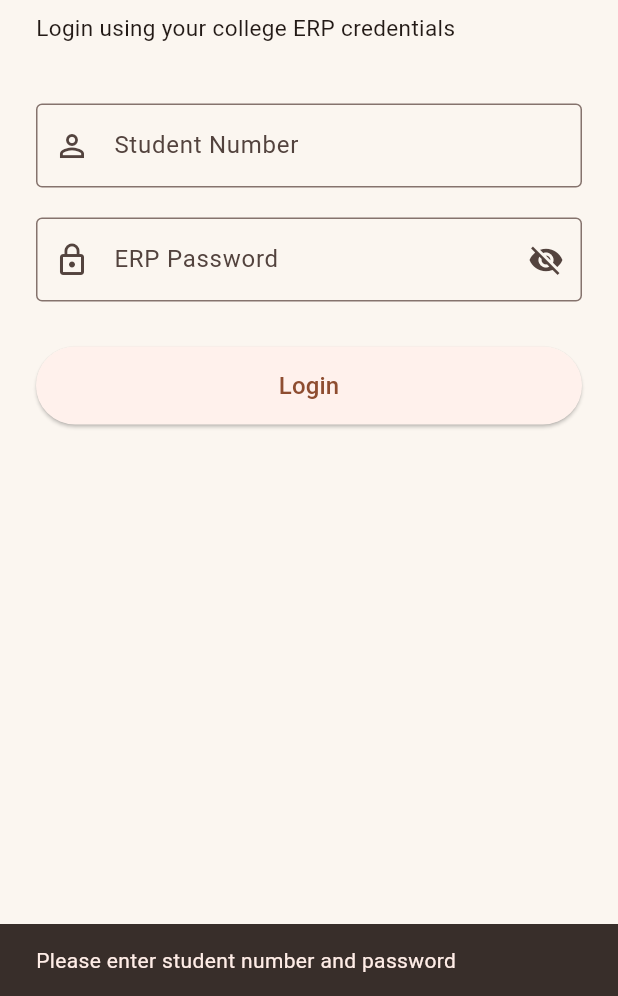
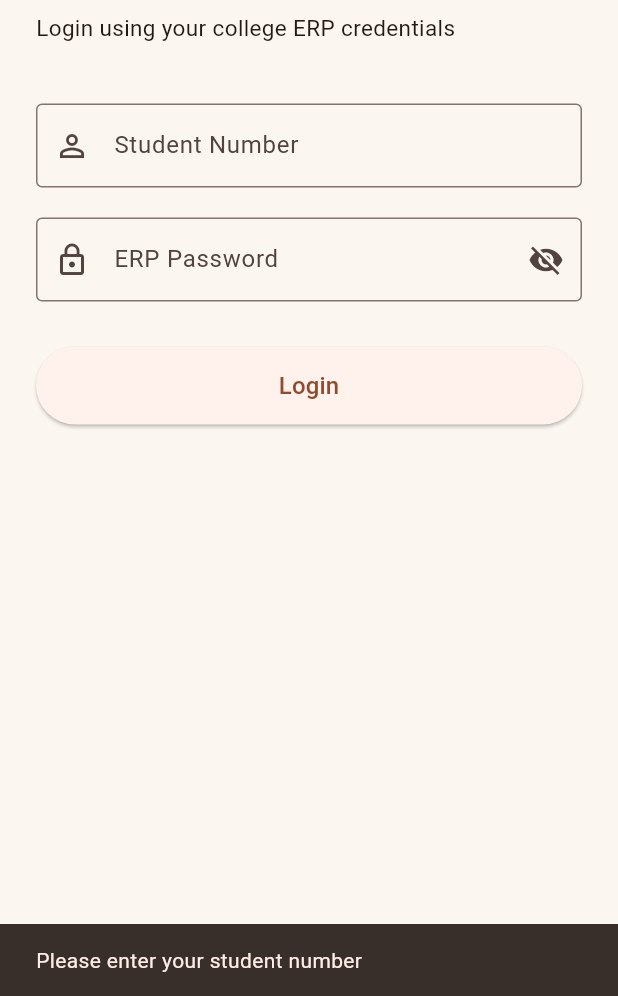
Before and after one commit to mayanktri999/attenz, a Flutter app: the screen it shows after launch, after a tap on "Login", on a phone screen of 412 x 824 dp, the part 240-1236 px from its top. Run offline on Flutter 3.47's test engine with Material 3 defaults, Android fonts, the phone set to English and light mode, and no system bars; our stand-ins replace dio, flutter_riverpod, go_router.

Commit message:
Refactor authentication flow: update API endpoints, modify login method to accept parameters directly, and enhance error handling in LoginScreen

```diff
--- a/lib/core/network/api_endpoints.dart
+++ b/lib/core/network/api_endpoints.dart
@@ -1,7 +1,7 @@
 class ApiEndpoints {
   ApiEndpoints._();
 
-  static const String baseUrl = 'http://10.0.2.2:8080/api/v1';
+  static const String baseUrl = 'https://erp-backend-1-gpyb.onrender.com/api';
 
   // Auth
   static const String login = '/auth/login';
--- a/lib/features/auth/presentation/screens/login_screen.dart
+++ b/lib/features/auth/presentation/screens/login_screen.dart
@@ -1,6 +1,8 @@
 import 'package:flutter/material.dart';
 import 'package:flutter_riverpod/flutter_riverpod.dart';
 import 'package:go_router/go_router.dart';
+import 'package:dio/dio.dart';
+import '/features/auth/data/providers/auth_provider.dart';
 
 class LoginScreen extends ConsumerStatefulWidget {
   const LoginScreen({super.key});
@@ -14,6 +16,7 @@ class _LoginScreenState extends ConsumerState<LoginScreen> {
   final _passwordController = TextEditingController();
 
   bool _obscurePassword = true;
+  bool _isLoading = false;
 
   @override
   void dispose() {
@@ -22,22 +25,93 @@ class _LoginScreenState extends ConsumerState<LoginScreen> {
     super.dispose();
   }
 
-  void _login() {
+  Future<void> _login() async {
     final studentNumber = _studentNumberController.text.trim();
     final password = _passwordController.text;
 
-    if (studentNumber.isEmpty || password.isEmpty) {
+    if (studentNumber.isEmpty) {
       ScaffoldMessenger.of(context).showSnackBar(
         const SnackBar(
-          content: Text('Please enter student number and password'),
+          content: Text('Please enter your student number'),
         ),
       );
       return;
     }
 
-    // Temporary navigation.
-    // We will replace this with the real API call next.
+    if (password.isEmpty) {
+      ScaffoldMessenger.of(context).showSnackBar(
+        const SnackBar(
+          content: Text('Please enter your ERP password'),
+        ),
+      );
+      return;
+    }
+
+    setState(() {
+      _isLoading = true;
+    });
+
+    try {
+      final authApi = ref.read(authApiProvider);
+
+      final result = await authApi.login(
+        studentNumber: studentNumber,
+        password: password,
+      );
+
+      debugPrint('LOGIN RESPONSE: $result');
+
+      if (!mounted) return;
+
+      ScaffoldMessenger.of(context).showSnackBar(
+        const SnackBar(
+          content: Text('Login successful'),
+        ),
+      );
+
       context.go('/home');
+    } on DioException catch (e) {
+      if (!mounted) return;
+
+      String message = 'Login failed';
+
+      if (e.response?.statusCode == 401) {
+        message = 'Invalid student number or password';
+      } else if (e.response?.statusCode == 400) {
+        message = 'Invalid login request';
+      } else if (e.response != null) {
+        message =
+            'Login failed (${e.response?.statusCode})';
+      } else if (e.type == DioExceptionType.connectionTimeout ||
+          e.type == DioExceptionType.receiveTimeout) {
+        message = 'Server took too long to respond';
+      } else if (e.type == DioExceptionType.connectionError) {
+        message = 'Could not connect to server';
+      }
+
+      ScaffoldMessenger.of(context).showSnackBar(
+        SnackBar(
+          content: Text(message),
+        ),
+      );
+
+      debugPrint('LOGIN ERROR: ${e.message}');
+      debugPrint('LOGIN RESPONSE: ${e.response?.data}');
+    } catch (e) {
+      if (!mounted) return;
+
+      ScaffoldMessenger.of(context).showSnackBar(
+        SnackBar(
+          content: Text('Something went wrong: $e'),
+        ),
+      );
+    } finally {
+      if (mounted) {
+        setState(() {
+          _isLoading = false;
+        });
+      }
+    }
   }
 
   @override
@@ -73,10 +147,10 @@ class _LoginScreenState extends ConsumerState<LoginScreen> {
 
               const SizedBox(height: 40),
 
-              // Student Number
               TextField(
                 controller: _studentNumberController,
                 keyboardType: TextInputType.number,
+                textInputAction: TextInputAction.next,
                 decoration: const InputDecoration(
                   labelText: 'Student Number',
                   hintText: 'Enter your student number',
@@ -87,10 +161,11 @@ class _LoginScreenState extends ConsumerState<LoginScreen> {
 
               const SizedBox(height: 20),
 
-              // Password
               TextField(
                 controller: _passwordController,
                 obscureText: _obscurePassword,
+                textInputAction: TextInputAction.done,
+                onSubmitted: (_) => _login(),
                 decoration: InputDecoration(
                   labelText: 'ERP Password',
                   hintText: 'Enter your ERP password',
@@ -116,8 +191,16 @@ class _LoginScreenState extends ConsumerState<LoginScreen> {
               SizedBox(
                 height: 52,
                 child: ElevatedButton(
-                  onPressed: _login,
-                  child: const Text(
+                  onPressed: _isLoading ? null : _login,
+                  child: _isLoading
+                      ? const SizedBox(
+                          height: 22,
+                          width: 22,
+                          child: CircularProgressIndicator(
+                            strokeWidth: 2,
+                          ),
+                        )
+                      : const Text(
                           'Login',
                           style: TextStyle(
                             fontSize: 16,
```
Also changed, not shown: lib/features/auth/data/auth_api.dart (+11 -10 lines), lib/features/auth/data/auth_repository.dart (+5 -6 lines), lib/features/auth/data/providers/auth_provider.dart (+0 -7 lines), lib/features/auth/data/providers/login_provider.dart (+11 -24 lines). Lines whose indentation alone changed are shown as unchanged.
